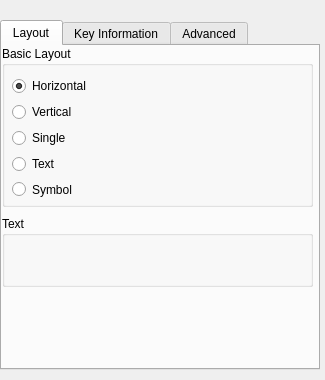
This is contents/ui/config.ui in xdarklight/keystate-plasmoid as Qt 5 draws it before an edit. The edited form follows.
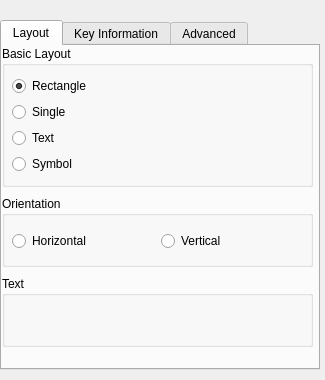
This is the edited form. Custom widgets are drawn as their Qt base class.

Commit message: new internal layout API: move most of the code into a 'BaseLayout' also make the orientation configurable for all layouts (does not work for all layouts yet)

```diff
--- a/contents/ui/config.ui
+++ b/contents/ui/config.ui
@@ -53,7 +53,7 @@
        <x>0</x>
        <y>0</y>
        <width>311</width>
-       <height>161</height>
+       <height>141</height>
       </rect>
      </property>
      <property name="title">
@@ -65,7 +65,7 @@
         <x>10</x>
         <y>30</y>
         <width>291</width>
-        <height>123</height>
+        <height>101</height>
        </rect>
       </property>
       <layout class="QVBoxLayout" name="verticalLayout">
@@ -75,26 +75,13 @@
           <string>A horizontal layout which displays one key status below another one</string>
          </property>
          <property name="text">
-          <string>Horizontal</string>
+          <string>Rectangle</string>
          </property>
          <property name="checked">
           <bool>true</bool>
          </property>
         </widget>
        </item>
-       <item>
-        <widget class="QRadioButton" name="kcfg_VerticalLayout">
-         <property name="toolTip">
-          <string>A vertical layout which displays the status of a key next to another one</string>
-         </property>
-         <property name="text">
-          <string>Vertical</string>
-         </property>
-         <property name="checked">
-          <bool>false</bool>
-         </property>
-        </widget>
-       </item>
        <item>
         <widget class="QRadioButton" name="kcfg_SingleLayout">
          <property name="toolTip">
@@ -142,7 +129,7 @@
      <property name="geometry">
       <rect>
        <x>0</x>
-       <y>170</y>
+       <y>230</y>
        <width>311</width>
        <height>71</height>
       </rect>
@@ -188,6 +175,45 @@
       </layout>
      </widget>
     </widget>
+    <widget class="QGroupBox" name="groupBox_4">
+     <property name="geometry">
+      <rect>
+       <x>0</x>
+       <y>150</y>
+       <width>311</width>
+       <height>71</height>
+      </rect>
+     </property>
+     <property name="title">
+      <string>Orientation</string>
+     </property>
+     <widget class="QWidget" name="horizontalLayoutWidget_2">
+      <property name="geometry">
+       <rect>
+        <x>10</x>
+        <y>30</y>
+        <width>291</width>
+        <height>31</height>
+       </rect>
+      </property>
+      <layout class="QHBoxLayout" name="horizontalLayout">
+       <item>
+        <widget class="QRadioButton" name="kcfg_HorizontalOrientation">
+         <property name="text">
+          <string>Horizontal</string>
+         </property>
+        </widget>
+       </item>
+       <item>
+        <widget class="QRadioButton" name="kcfg_VerticalOrientation">
+         <property name="text">
+          <string>Vertical</string>
+         </property>
+        </widget>
+       </item>
+      </layout>
+     </widget>
+    </widget>
    </widget>
    <widget class="QWidget" name="tab">
     <attribute name="title">
```
Left out of the diff: 2 changed lines with no effect on the pictures. The commit also changes 11 other files.
